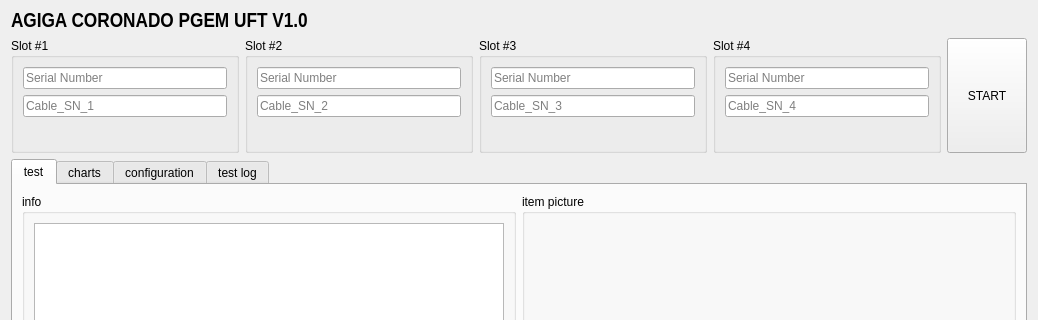
Old version of the form src/UFT_GUI/UFT_Ui.ui in the repository fanmuzhi/UFT; both pictures show x 0 to 1038 and y 0 to 320 of the 1038 by 722 pixel window.
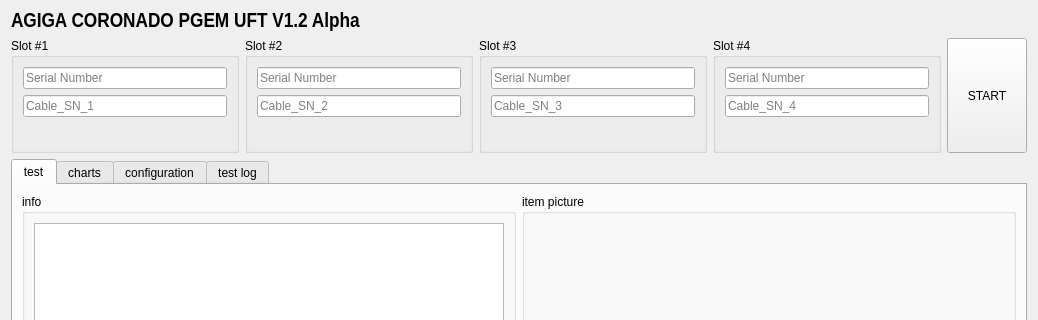
New version of the form. Custom widgets are drawn as their Qt base class.

Patch:
```diff
--- a/src/UFT_GUI/UFT_Ui.ui
+++ b/src/UFT_GUI/UFT_Ui.ui
@@ -453,7 +453,7 @@
       <bool>false</bool>
      </property>
      <property name="text">
-      <string>AGIGA CORONADO PGEM UFT V1.0</string>
+      <string>AGIGA CORONADO PGEM UFT V1.2 Alpha</string>
      </property>
      <property name="textFormat">
       <enum>Qt::AutoText</enum>
```
